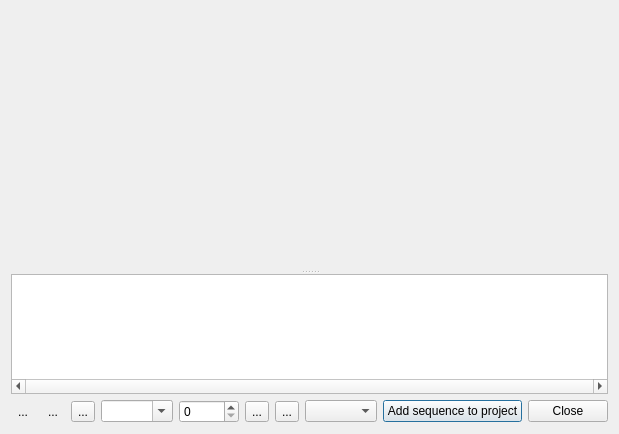
Before: the Qt Designer form src/widgets/stopmotion_ui.ui in KDE/kdenlive, drawn with Qt 5.
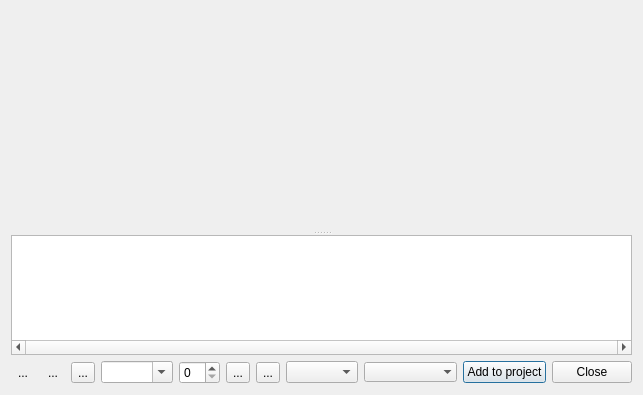
After: the same form once the commit is applied. Custom widgets are drawn as their Qt base class.

```diff
--- a/src/widgets/stopmotion_ui.ui
+++ b/src/widgets/stopmotion_ui.ui
@@ -6,15 +6,15 @@
    <rect>
     <x>0</x>
     <y>0</y>
-    <width>619</width>
-    <height>434</height>
+    <width>643</width>
+    <height>395</height>
    </rect>
   </property>
   <property name="windowTitle">
    <string>Dialog</string>
   </property>
   <layout class="QGridLayout" name="gridLayout">
-   <item row="0" column="0" colspan="10">
+   <item row="0" column="0" colspan="11">
     <widget class="QSplitter" name="splitter">
      <property name="orientation">
       <enum>Qt::Vertical</enum>
@@ -164,14 +164,14 @@
      </property>
     </widget>
    </item>
-   <item row="1" column="8">
-    <widget class="QPushButton" name="button_addsequence">
-     <property name="text">
-      <string>Add sequence to project</string>
-     </property>
-    </widget>
-   </item>
    <item row="1" column="9">
+    <widget class="QPushButton" name="button_addsequence">
+     <property name="text">
+      <string>Add to project</string>
+     </property>
+    </widget>
+   </item>
+   <item row="1" column="10">
     <widget class="QDialogButtonBox" name="buttonBox">
      <property name="sizePolicy">
       <sizepolicy hsizetype="Maximum" vsizetype="Fixed">
@@ -197,6 +197,22 @@
      </property>
     </widget>
    </item>
+   <item row="1" column="8">
+    <widget class="KComboBox" name="log_box">
+     <property name="sizePolicy">
+      <sizepolicy hsizetype="Expanding" vsizetype="Fixed">
+       <horstretch>0</horstretch>
+       <verstretch>0</verstretch>
+      </sizepolicy>
+     </property>
+     <property name="maxCount">
+      <number>10</number>
+     </property>
+     <property name="frame">
+      <bool>false</bool>
+     </property>
+    </widget>
+   </item>
   </layout>
  </widget>
  <customwidgets>
```
